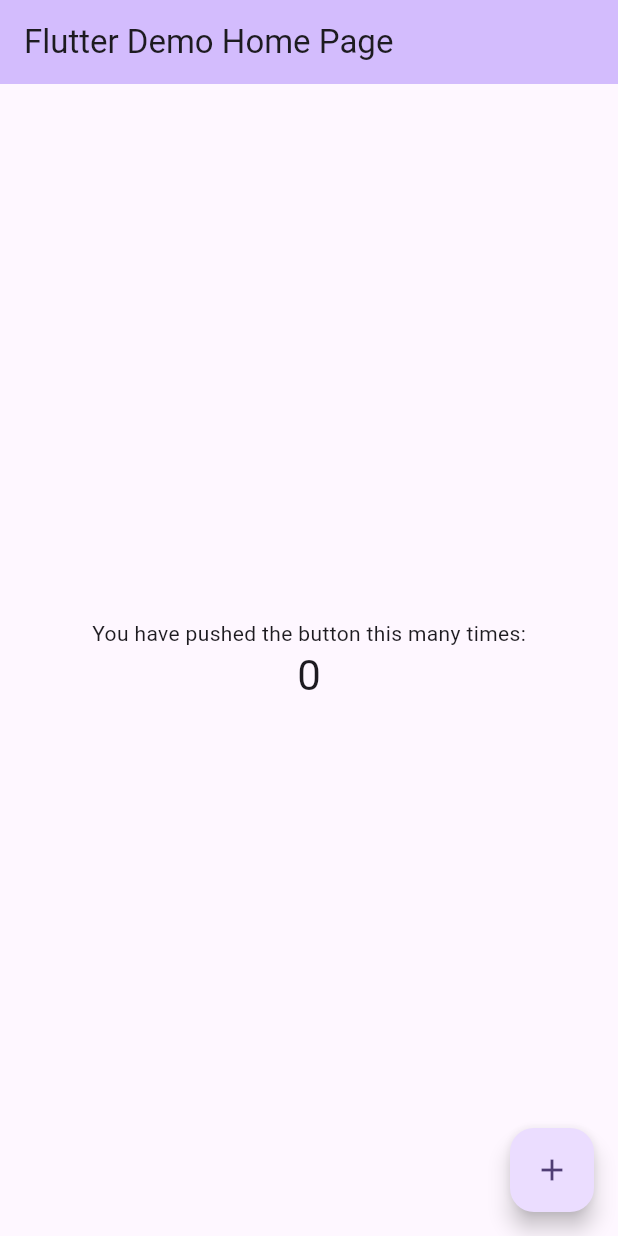
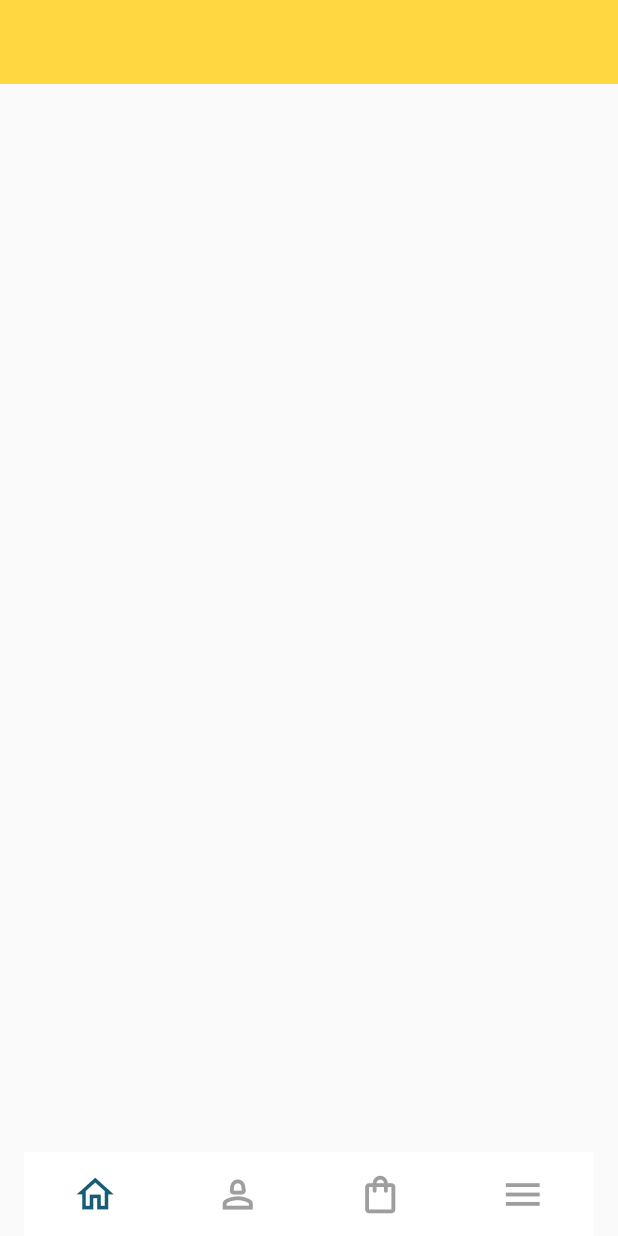
Before and after one commit to muhammed-ajmal1217/Amazone_UI, a Flutter app: the screen it shows after launch, on a phone screen of 412 x 824 dp. Run offline on Flutter 3.47's test engine with Material 2 defaults, Android fonts, the light colour scheme and no system bars; drawn by our look-alikes of custom_navigation_bar.

Commit message:
bottomapp

```diff
--- a/lib/bottom_bar.dart
+++ b/lib/bottom_bar.dart
@@ -0,0 +1,52 @@
+import 'package:amazoneui/screens/accounts.dart';
+import 'package:amazoneui/screens/cart.dart';
+import 'package:amazoneui/screens/home.dart';
+import 'package:amazoneui/screens/menu.dart';
+import 'package:custom_navigation_bar/custom_navigation_bar.dart';
+import 'package:flutter/material.dart';
+
+class BottomNavigation extends StatefulWidget {
+  const BottomNavigation({super.key});
+
+  @override
+  State<BottomNavigation> createState() => _BottomNavigationState();
+}
+
+class _BottomNavigationState extends State<BottomNavigation> {
+
+  int _selectedIndex = 0;
+
+  List <Widget> _screens =[
+    HomePage(),
+    Accounts(),
+    MyCart(),
+    Menu(),
+  ];
+  @override
+  Widget build(BuildContext context) {
+    return SafeArea(
+      child: Scaffold(
+        body: _screens[_selectedIndex],
+        bottomNavigationBar: CustomNavigationBar(
+          isFloating: true,
+          backgroundColor: Colors.white,
+          iconSize: 30,
+          elevation: 0,
+          selectedColor: Color.fromARGB(255, 23, 92, 119),
+          unSelectedColor: Colors.grey,
+          items: [
+            CustomNavigationBarItem(icon: Icon(Icons.home_outlined)),
+            CustomNavigationBarItem(icon: Icon(Icons.person_2_outlined)),
+            CustomNavigationBarItem(icon: Icon(Icons.shopping_bag_outlined)),
+            CustomNavigationBarItem(icon: Icon(Icons.menu)),
+          ],
+          onTap: (i){
+            setState(() {
+              _selectedIndex=i;
+            });
+          },
+          ),
+      ),
+    );
+  }
+}
--- a/lib/main.dart
+++ b/lib/main.dart
@@ -1,3 +1,5 @@
+import 'package:amazoneui/bottom_bar.dart';
+import 'package:amazoneui/screens/home.dart';
 import 'package:flutter/material.dart';
 
 void main() {
@@ -6,120 +8,11 @@ void main() {
 
 class MyApp extends StatelessWidget {
   const MyApp({super.key});
-
-  // This widget is the root of your application.
   @override
   Widget build(BuildContext context) {
     return MaterialApp(
-      title: 'Flutter Demo',
-      theme: ThemeData(
-        // This is the theme of your application.
-        //
-        // TRY THIS: Try running your application with "flutter run". You'll see
-        // the application has a blue toolbar. Then, without quitting the app,
-        // try changing the seedColor in the colorScheme below to Colors.green
-        // and then invoke "hot reload" (save your changes or press the "hot
-        // reload" button in a Flutter-supported IDE, or press "r" if you used
-        // the command line to start the app).
-        //
-        // Notice that the counter didn't reset back to zero; the application
-        // state is not lost during the reload. To reset the state, use hot
-        // restart instead.
-        //
-        // This works for code too, not just values: Most code changes can be
-        // tested with just a hot reload.
-        colorScheme: ColorScheme.fromSeed(seedColor: Colors.deepPurple),
-        useMaterial3: true,
-      ),
-      home: const MyHomePage(title: 'Flutter Demo Home Page'),
+      debugShowCheckedModeBanner: false,
+      home: BottomNavigation(),
     );
   }
 }
-
-class MyHomePage extends StatefulWidget {
-  const MyHomePage({super.key, required this.title});
-
-  // This widget is the home page of your application. It is stateful, meaning
-  // that it has a State object (defined below) that contains fields that affect
-  // how it looks.
-
-  // This class is the configuration for the state. It holds the values (in this
-  // case the title) provided by the parent (in this case the App widget) and
-  // used by the build method of the State. Fields in a Widget subclass are
-  // always marked "final".
-
-  final String title;
-
-  @override
-  State<MyHomePage> createState() => _MyHomePageState();
-}
-
-class _MyHomePageState extends State<MyHomePage> {
-  int _counter = 0;
-
-  void _incrementCounter() {
-    setState(() {
-      // This call to setState tells the Flutter framework that something has
-      // changed in this State, which causes it to rerun the build method below
-      // so that the display can reflect the updated values. If we changed
-      // _counter without calling setState(), then the build method would not be
-      // called again, and so nothing would appear to happen.
-      _counter++;
-    });
-  }
-
-  @override
-  Widget build(BuildContext context) {
-    // This method is rerun every time setState is called, for instance as done
-    // by the _incrementCounter method above.
-    //
-    // The Flutter framework has been optimized to make rerunning build methods
-    // fast, so that you can just rebuild anything that needs updating rather
-    // than having to individually change instances of widgets.
-    return Scaffold(
-      appBar: AppBar(
-        // TRY THIS: Try changing the color here to a specific color (to
-        // Colors.amber, perhaps?) and trigger a hot reload to see the AppBar
-        // change color while the other colors stay the same.
-        backgroundColor: Theme.of(context).colorScheme.inversePrimary,
-        // Here we take the value from the MyHomePage object that was created by
-        // the App.build method, and use it to set our appbar title.
-        title: Text(widget.title),
-      ),
-      body: Center(
-        // Center is a layout widget. It takes a single child and positions it
-        // in the middle of the parent.
-        child: Column(
-          // Column is also a layout widget. It takes a list of children and
-          // arranges them vertically. By default, it sizes itself to fit its
-          // children horizontally, and tries to be as tall as its parent.
-          //
-          // Column has various properties to control how it sizes itself and
-          // how it positions its children. Here we use mainAxisAlignment to
-          // center the children vertically; the main axis here is the vertical
-          // axis because Columns are vertical (the cross axis would be
-          // horizontal).
-          //
-          // TRY THIS: Invoke "debug painting" (choose the "Toggle Debug Paint"
-          // action in the IDE, or press "p" in the console), to see the
-          // wireframe for each widget.
-          mainAxisAlignment: MainAxisAlignment.center,
-          children: <Widget>[
-            const Text(
-              'You have pushed the button this many times:',
-            ),
-            Text(
-              '$_counter',
-              style: Theme.of(context).textTheme.headlineMedium,
-            ),
-          ],
-        ),
-      ),
-      floatingActionButton: FloatingActionButton(
-        onPressed: _incrementCounter,
-        tooltip: 'Increment',
-        child: const Icon(Icons.add),
-      ), // This trailing comma makes auto-formatting nicer for build methods.
-    );
-  }
-}
--- /dev/null
+++ b/lib/screens/accounts.dart
@@ -0,0 +1,14 @@
+import 'package:flutter/material.dart';
+
+class Accounts extends StatelessWidget {
+  const Accounts({super.key});
+
+  @override
+  Widget build(BuildContext context) {
+    return Scaffold(
+      body: Center(
+        child: Text('Accounts'),
+      ),
+    );
+  }
+}
--- /dev/null
+++ b/lib/screens/cart.dart
@@ -0,0 +1,14 @@
+import 'package:flutter/material.dart';
+
+class MyCart extends StatelessWidget {
+  const MyCart({super.key});
+
+  @override
+  Widget build(BuildContext context) {
+    return const Scaffold(
+      body: Center(
+        child: Text('Cart'),
+      ),
+    );
+  }
+}
--- a/lib/screens/home.dart
+++ b/lib/screens/home.dart
@@ -0,0 +1,14 @@
+import 'package:flutter/material.dart';
+
+class HomePage extends StatelessWidget {
+  const HomePage({super.key});
+
+  @override
+  Widget build(BuildContext context) {
+    return Scaffold(
+      appBar: AppBar(elevation: 0,backgroundColor: Colors.amberAccent,
+
+      ),
+    );
+  }
+}
--- /dev/null
+++ b/lib/screens/menu.dart
@@ -0,0 +1,14 @@
+import 'package:flutter/material.dart';
+
+class Menu extends StatelessWidget {
+  const Menu({super.key});
+
+  @override
+  Widget build(BuildContext context) {
+    return const Scaffold(
+      body: Center(
+        child: Text('Menu'),
+      ),
+    );
+  }
+}
```
Also changed, not shown: pubspec.yaml (+6 -16 lines), pubspec.lock.
